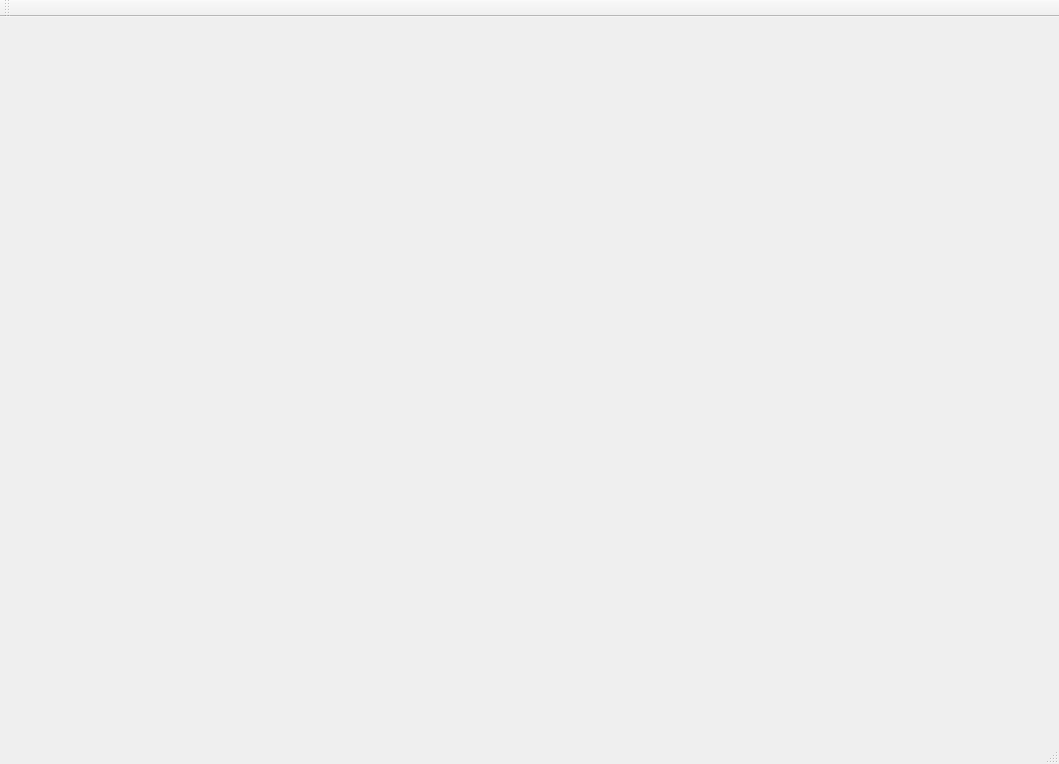
bejphil/Tiger-Acquire, file Windows/mainwindow.ui: the form before one commit.
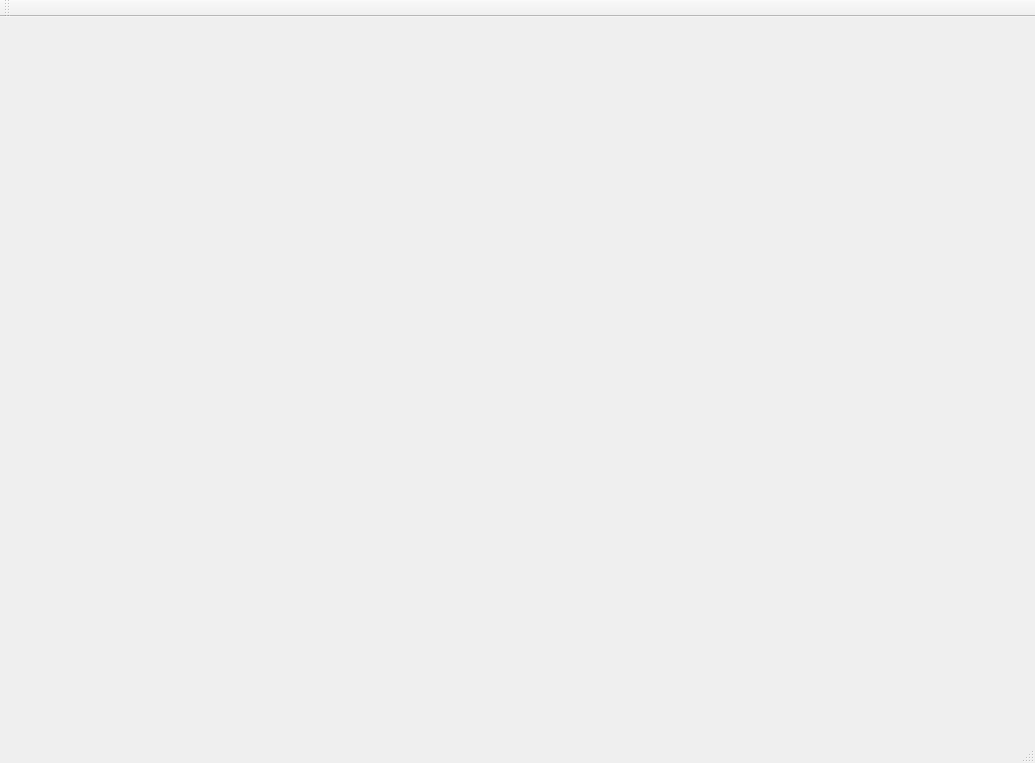
The form after the commit.

What changed in the file:
```diff
--- a/Windows/mainwindow.ui
+++ b/Windows/mainwindow.ui
@@ -6,8 +6,8 @@
    <rect>
     <x>0</x>
     <y>0</y>
-    <width>1059</width>
-    <height>764</height>
+    <width>1035</width>
+    <height>763</height>
    </rect>
   </property>
   <property name="windowTitle">
```
Left out of the diff: 8 changed lines with no effect on the pictures.
